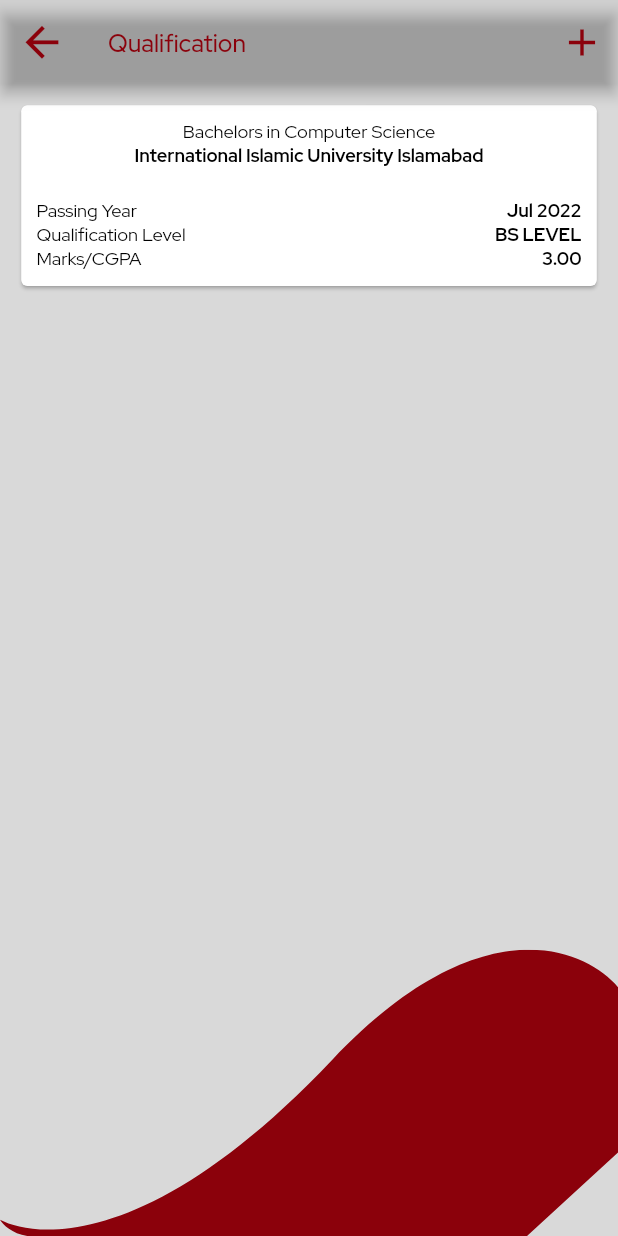
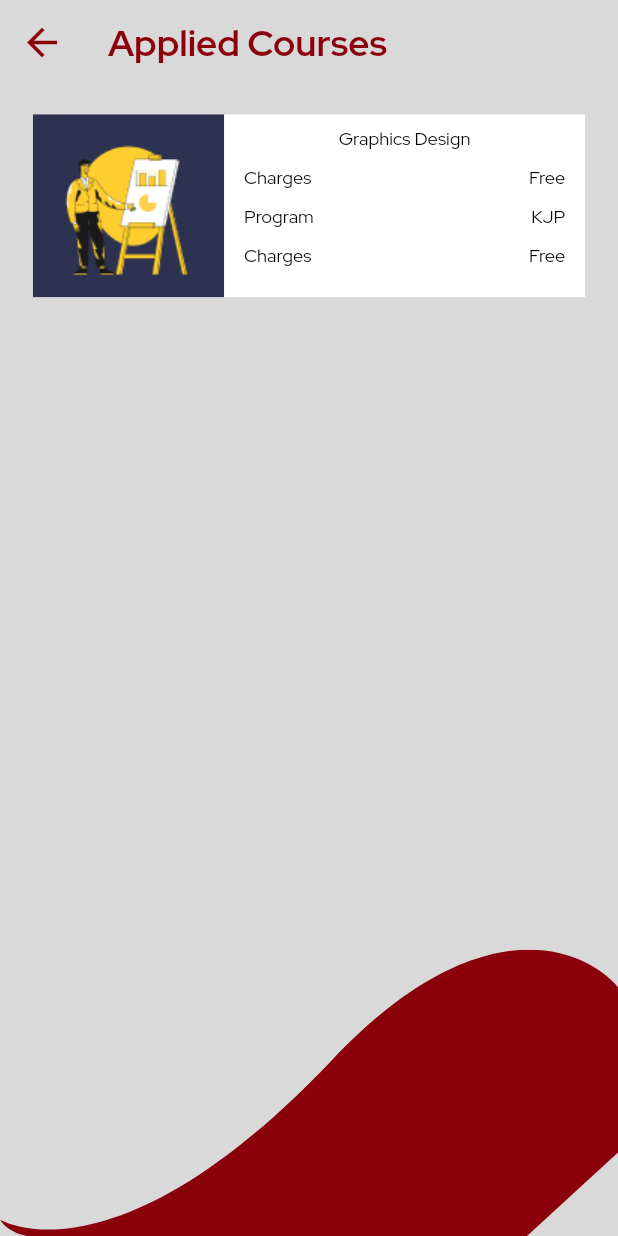
Before and after one commit to sherryqaisrani/student_management_system, a Flutter app: the screen it shows after launch, on a phone screen of 412 x 824 dp. Run offline on Flutter 3.47's test engine with Material 2 defaults, Android fonts, the phone set to English and light mode, and no system bars; our stand-ins replace dio, flutter_screenutil, flutter_svg, google_fonts, pinput; project files that could hold a hidden picture were left out.

Commit message:
Applied Program Screen Design Successfully

```diff
--- a/lib/main.dart
+++ b/lib/main.dart
@@ -2,6 +2,7 @@ import 'dart:io';
 
 import 'package:flutter/material.dart';
 import 'package:flutter_screenutil/flutter_screenutil.dart';
+import 'package:student_management_system/screens/applied_course.dart';
 import 'package:student_management_system/screens/change_password.dart';
 import 'package:student_management_system/screens/forgot_password.dart';
 import 'package:student_management_system/screens/loginpage2.dart';
@@ -37,7 +38,7 @@ class MyApp extends StatelessWidget {
           home: child,
         );
       },
-      child: QualificationPage(),
+      child: AppliedCourse(),
     );
   }
 }
--- /dev/null
+++ b/lib/screens/applied_course.dart
@@ -0,0 +1,45 @@
+import 'package:flutter/material.dart';
+import 'package:flutter_screenutil/flutter_screenutil.dart';
+import 'package:flutter_svg/flutter_svg.dart';
+import 'package:student_management_system/utils/constant.dart';
+import 'package:student_management_system/utils/file_path.dart';
+import 'package:student_management_system/widget/applied_course_card.dart';
+
+class AppliedCourse extends StatelessWidget {
+  const AppliedCourse({Key? key}) : super(key: key);
+
+  @override
+  Widget build(BuildContext context) {
+    return Scaffold(
+      backgroundColor: Theme.of(context).scaffoldBackgroundColor,
+      appBar: AppBar(
+        backgroundColor: Theme.of(context).cardColor,
+        elevation: 0,
+        leading: Icon(
+          Icons.arrow_back,
+          color: Theme.of(context).colorScheme.primary,
+          size: 30,
+        ),
+        title: Text(
+          'Applied Courses',
+          style: Theme.of(context).textTheme.headline3,
+        ),
+      ),
+      body: Stack(
+        children: [
+          Positioned(
+            bottom: 0,
+            left: 0,
+            right: 0,
+            child: SvgPicture.asset(
+              FilePath.rightBottomLogo,
+              height: 188.h,
+              fit: BoxFit.fill,
+            ),
+          ),
+          Column(children: [aPageSpecing1, applied_course_card()]),
+        ],
+      ),
+    );
+  }
+}
--- a/lib/utils/colors.dart
+++ b/lib/utils/colors.dart
@@ -10,6 +10,7 @@ const Color aLightPlaceholderColor = Color(0xFFE8EAF0);
 const Color aLightPlaceholderTextColor = Color(0xFFC6CAD3);
 const Color aLightBackgroundColor = Color(0xFFD9D9D9);
 const Color aLightErrorColor = Color(0xFFFF7971);
+const Color aLightCardBackgroundColor = Color(0xFF2D3251);
 
 //Dark Theme Colors
 const Color aDarkPrimaryColor = Color(0xFFD9D9D9);
@@ -19,6 +20,7 @@ const Color aDarkPlaceholderColor = Color(0xFF7681a4);
 const Color aDarkPlaceholderTextColor = Color(0xFF525C7C);
 const Color aDarkBackgroundColor = Color(0xFF2D3251);
 const Color aDarkErrorColor = Color(0xFFD0524A);
+const Color aDarCardBackgroundColor = Color(0xFFD9D9D9);
 
 const Color oragneColor = Color(0xffFCC50A);
 const Color aGrayColor = Color(0xFF8D989D);
--- a/lib/utils/constant.dart
+++ b/lib/utils/constant.dart
@@ -18,6 +18,10 @@ EdgeInsets aElevetedButtonPadding = EdgeInsets.symmetric(
   vertical: 18.h,
 );
 
+final aPageSpecing0 = SizedBox(
+  height: 10.h,
+);
+
 final aPageSpecing1 = SizedBox(
   height: 20.h,
 );
--- a/lib/utils/file_path.dart
+++ b/lib/utils/file_path.dart
@@ -2,4 +2,6 @@ class FilePath {
   static const String appLogo = 'assets/svg/header.svg';
   static const String leftHeader = 'assets/svg/left_header.svg';
   static const String rightBottomLogo = 'assets/svg/rightBottom.svg';
+  static const String appliedProgramImage =
+      'assets/svg/appliedProgramImage1.png';
 }
--- a/lib/utils/themes.dart
+++ b/lib/utils/themes.dart
@@ -9,6 +9,8 @@ final lightTheme = ThemeData.light().copyWith(
   scaffoldBackgroundColor: aLightBackgroundColor,
   backgroundColor: aLightPlaceholderColor,
   errorColor: aLightErrorColor,
+  cardColor: aLightBackgroundColor,
+  canvasColor: aLightCardBackgroundColor,
   textTheme: GoogleFonts.redHatDisplayTextTheme(
     const TextTheme().copyWith(
         headline3: TextStyle(
@@ -83,6 +85,8 @@ final dartkTheme = ThemeData.dark().copyWith(
   scaffoldBackgroundColor: aDarkBackgroundColor,
   backgroundColor: aDarkPlaceholderColor,
   errorColor: aDarkErrorColor,
+  cardColor: aDarkBackgroundColor,
+  canvasColor: aDarCardBackgroundColor,
   textTheme: GoogleFonts.redHatDisplayTextTheme(
     const TextTheme().copyWith(
         headline3: TextStyle(
--- /dev/null
+++ b/lib/widget/applied_course_card.dart
@@ -0,0 +1,92 @@
+import 'package:flutter/material.dart';
+import 'package:flutter_screenutil/flutter_screenutil.dart';
+import 'package:student_management_system/utils/constant.dart';
+import 'package:student_management_system/utils/file_path.dart';
+
+class applied_course_card extends StatelessWidget {
+  const applied_course_card({
+    Key? key,
+  }) : super(key: key);
+
+  @override
+  Widget build(BuildContext context) {
+    return Container(
+      margin: EdgeInsets.symmetric(
+        horizontal: 20.w,
+      ),
+      height: 120.h,
+      width: double.maxFinite,
+      child: Row(
+        children: [
+          Container(
+            width: 116.w,
+            height: double.maxFinite,
+            decoration: BoxDecoration(
+              color: Theme.of(context).canvasColor,
+            ),
+            child: Image.asset(
+              FilePath.appliedProgramImage,
+            ),
+          ),
+          Expanded(
+            child: Container(
+              padding: EdgeInsets.symmetric(
+                horizontal: 12.w,
+                vertical: 8.h,
+              ),
+              width: 120.w,
+              height: double.maxFinite,
+              decoration: BoxDecoration(
+                color: Colors.white,
+              ),
+              child: Column(
+                children: [
+                  Text(
+                    'Graphics Design',
+                    style: Theme.of(context).textTheme.bodyText2,
+                  ),
+                  aPageSpecing0,
+                  Row(
+                    mainAxisAlignment: MainAxisAlignment.spaceBetween,
+                    children: [
+                      Text(
+                        'Charges',
+                      ),
+                      Text(
+                        'Free',
+                      ),
+                    ],
+                  ),
+                  aPageSpecing0,
+                  Row(
+                    mainAxisAlignment: MainAxisAlignment.spaceBetween,
+                    children: [
+                      Text(
+                        'Program',
+                      ),
+                      Text(
+                        'KJP',
+                      ),
+                    ],
+                  ),
+                  aPageSpecing0,
+                  Row(
+                    mainAxisAlignment: MainAxisAlignment.spaceBetween,
+                    children: [
+                      Text(
+                        'Charges',
+                      ),
+                      Text(
+                        'Free',
+                      ),
+                    ],
+                  )
+                ],
+              ),
+            ),
+          )
+        ],
+      ),
+    );
+  }
+}
```
Also changed, not shown: assets/svg/appliedProgamImage1.svg (added), assets/svg/appliedProgramImage1.png (added).
